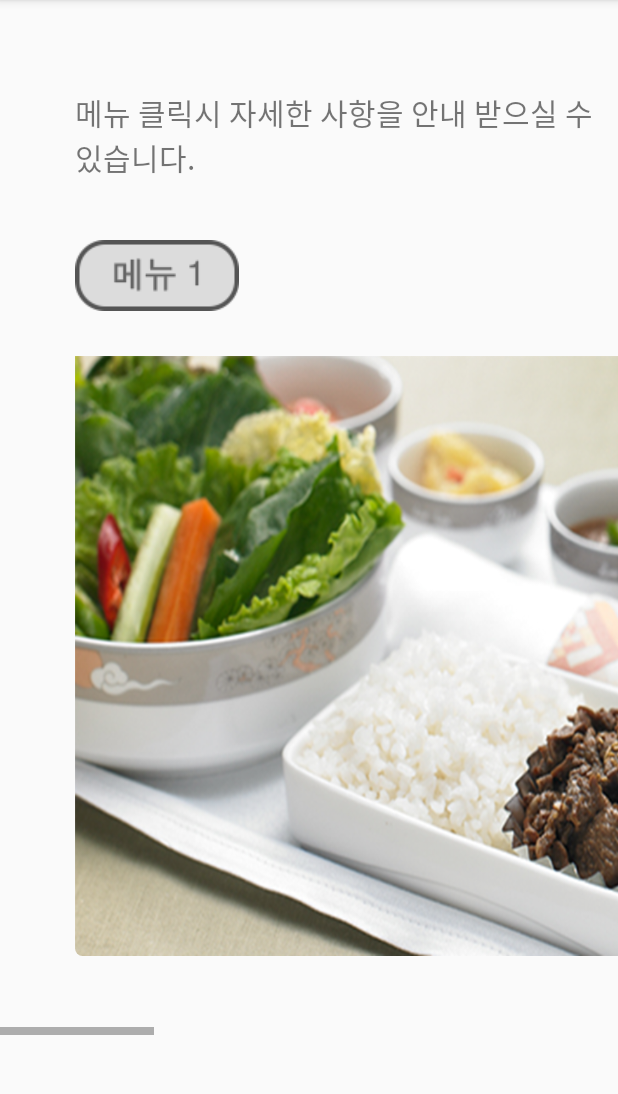
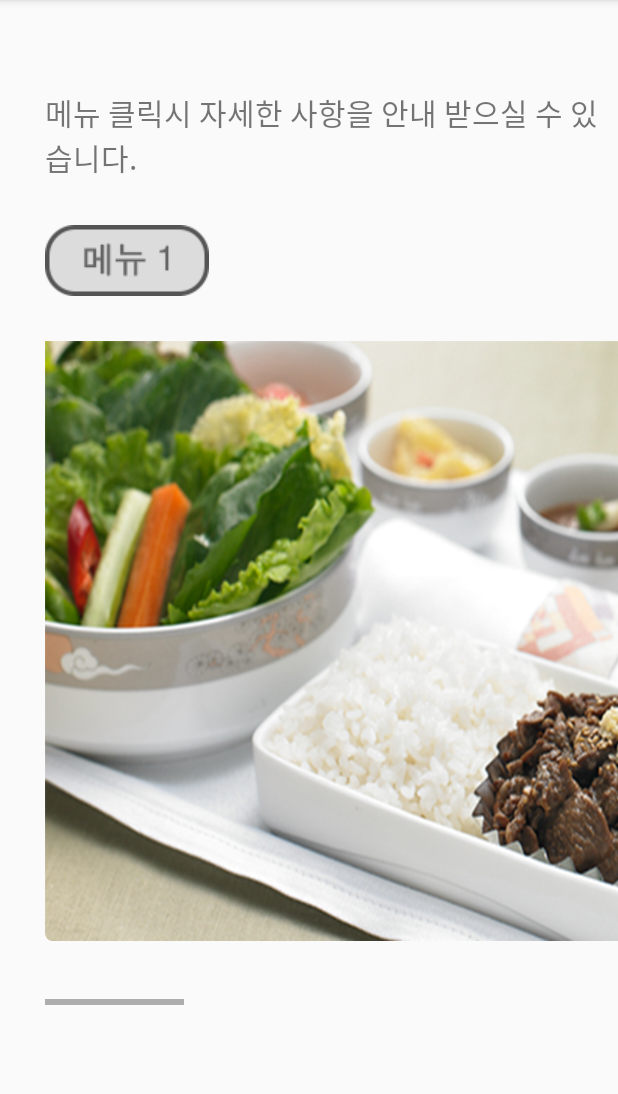
Before and after one commit to hanwjdgh/MEALicious, an Android app: the MenuDetailFragment screen opened directly, with no data from a screen before it, on a phone screen of 412 x 824 dp, the part 75-1169 px from its top. Run offline under Robolectric (Android 15) with nearby library versions, the light colour scheme and no system bars; Roboto replaces fonts that are not available here.

Commit message:
modify layout

```diff
--- a/app/src/main/res/layout/fragment_menu.xml
+++ b/app/src/main/res/layout/fragment_menu.xml
@@ -151,7 +151,8 @@
         android:id="@+id/main_rv"
         android:layout_width="match_parent"
         android:layout_height="wrap_content"
-        android:layout_marginTop="100dp"
+        android:paddingTop="100dp"
+        android:clipToPadding="false"
         android:nestedScrollingEnabled="false"
         android:scrollbarSize="7dp"
         android:scrollbarThumbVertical="@color/colorWallet"
--- a/app/src/main/res/layout/fragment_menudetail.xml
+++ b/app/src/main/res/layout/fragment_menudetail.xml
@@ -4,14 +4,14 @@
     android:layout_height="match_parent">
 
     <RelativeLayout
-        android:layout_width="wrap_content"
-        android:layout_height="wrap_content">
+        android:layout_width="match_parent"
+        android:layout_height="match_parent">
 
         <TextView
             android:id="@+id/dtext"
             android:layout_width="wrap_content"
             android:layout_height="wrap_content"
-            android:layout_marginLeft="50dp"
+            android:layout_marginLeft="30dp"
             android:layout_marginTop="60dp"
             android:text="메뉴 클릭시 자세한 사항을 안내 받으실 수 있습니다."
             android:textSize="20dp" />
@@ -19,7 +19,7 @@
         <LinearLayout
             android:id="@+id/linear"
             android:layout_width="match_parent"
-            android:layout_height="match_parent"
+            android:layout_height="550dp"
             android:layout_below="@+id/dtext"
             android:layout_gravity="center"
             android:orientation="horizontal">
@@ -27,11 +27,11 @@
             <android.support.v7.widget.RecyclerView
                 android:id="@+id/listView"
                 android:layout_width="match_parent"
-                android:layout_height="570dp"
-                android:scrollbarSize="5dp"
-                android:scrollbarThumbVertical="@color/colorWallet"
+                android:layout_height="match_parent"
+                android:paddingLeft="30dp"
                 android:fadeScrollbars="false"
-                android:scrollbars="horizontal" />
+                android:clipToPadding="false"
+                android:scrollbars="horizontal"/>
         </LinearLayout>
 
     </RelativeLayout>
--- a/app/src/main/res/layout/item_cardview1.xml
+++ b/app/src/main/res/layout/item_cardview1.xml
@@ -54,7 +54,7 @@
             <LinearLayout
                 android:layout_width="wrap_content"
                 android:layout_height="wrap_content"
-                android:layout_marginLeft="650dp"
+                android:layout_marginLeft="600dp"
                 android:layout_centerVertical="true"
                 android:orientation="vertical">
                 <TextView
@@ -78,7 +78,7 @@
                 android:id="@+id/time"
                 android:layout_width="wrap_content"
                 android:layout_height="wrap_content"
-                android:layout_marginLeft="890dp"
+                android:layout_marginLeft="820dp"
                 android:layout_marginTop="50dp"
                 android:text="1시간"
                 android:textColor="#646464"
@@ -88,7 +88,7 @@
                 android:id="@+id/finishtext"
                 android:layout_width="wrap_content"
                 android:layout_height="wrap_content"
-                android:layout_marginLeft="1100dp"
+                android:layout_marginLeft="1040dp"
                 android:layout_centerVertical="true"
                 android:text="오전 10:50\nJFK"
                 android:textColor="#646464"
--- a/app/src/main/res/layout/list_item.xml
+++ b/app/src/main/res/layout/list_item.xml
@@ -3,25 +3,21 @@
     xmlns:card_view="http://schemas.android.com/apk/res-auto"
     android:layout_width="match_parent"
     android:layout_height="match_parent"
-    android:layout_marginLeft="50dp"
     android:orientation="vertical">
 
     <android.support.v7.widget.CardView
         android:id="@+id/cardview"
         android:layout_width="wrap_content"
         android:layout_height="match_parent"
-        android:layout_marginLeft="50dp"
-
-        android:layout_marginTop="40dp"
-        android:layout_marginBottom="40dp"
+        android:layout_marginTop="30dp"
+        android:layout_marginBottom="30dp"
         card_view:cardElevation="0dp"
         card_view:cardBackgroundColor="@android:color/transparent"
         card_view:cardCornerRadius="5dp">
 
         <RelativeLayout
             android:layout_width="wrap_content"
-            android:layout_height="match_parent"
-            >
+            android:layout_height="match_parent">
 
             <ImageView
                 android:id="@+id/textview"
@@ -35,6 +31,7 @@
                 android:layout_gravity="center"
                 android:layout_width="500dp"
                 android:layout_height="400dp"
+                android:layout_marginRight="25dp"
                 android:scaleType="fitXY"
                 android:src="@drawable/meal_1" />
         </RelativeLayout>
--- a/app/src/main/res/layout/list_item1.xml
+++ b/app/src/main/res/layout/list_item1.xml
@@ -9,7 +9,8 @@
         android:id="@+id/cardview"
         android:layout_width="wrap_content"
         android:layout_height="match_parent"
-        android:layout_margin="30dp"
+        android:layout_marginTop="30dp"
+        android:layout_marginBottom="30dp"
         card_view:cardElevation="0dp"
         card_view:cardBackgroundColor="@android:color/transparent"
         card_view:cardCornerRadius="5dp">
@@ -31,6 +32,7 @@
                 android:layout_gravity="center"
                 android:layout_width="600dp"
                 android:layout_height="400dp"
+                android:layout_marginRight="25dp"
                 android:scaleType="fitXY"
                 android:src="@drawable/meal_1" />
             <ImageView
```
Also changed, not shown: app/src/main/java/com/example/meal/Activity/ServiceActivity.java (+8 -11 lines), app/src/main/java/com/example/meal/Adapter/OrderAdapter.java (+12 -0 lines), app/src/main/res/layout/fragment_menudetail2.xml (+5 -4 lines), app/src/main/res/layout/item_cardview.xml (+6 -6 lines), app/src/main/res/layout/item_view.xml (+5 -4 lines).
